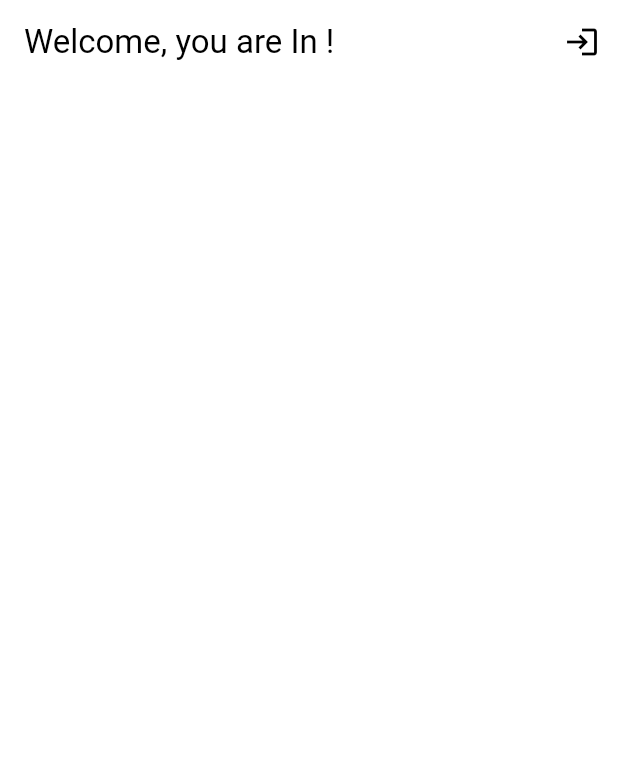
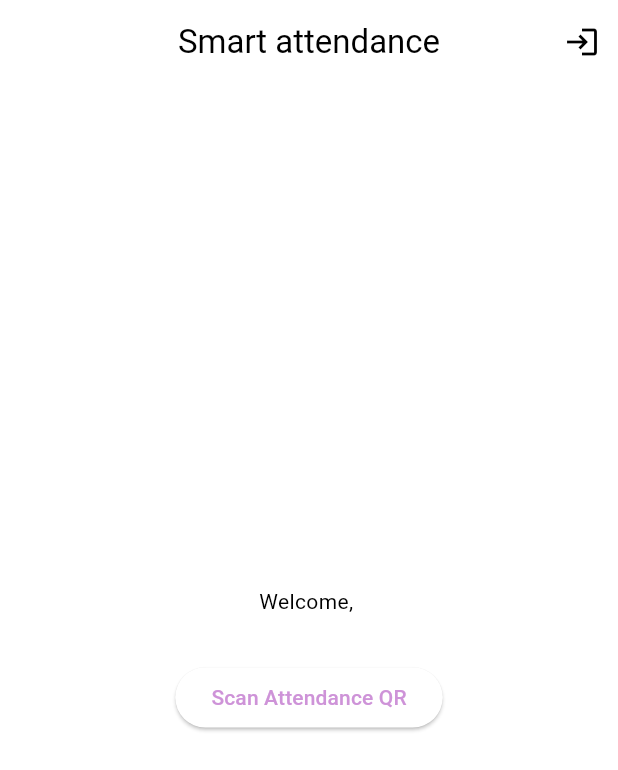
Before and after one commit to abdimannabov/Graduation-Project, a Flutter app: the screen it shows once a user with an empty profile is signed in, on a phone screen of 412 x 824 dp. Shown: the top 770 px of the screen. Run offline on Flutter 3.47's test engine with Material 3 defaults, Android fonts, the light colour scheme and no system bars; our stand-ins replace bloc, cloud_firestore, equatable, firebase_auth, firebase_core, flutter_bloc; missing offline and left inert: qr_code_scanner; accounts and stored records are empty.

Commit message:
Added basic QR scanner

```diff
--- a/lib/app_view.dart
+++ b/lib/app_view.dart
@@ -4,6 +4,7 @@ import 'blocs/authentication_bloc/authentication_bloc.dart';
 import 'blocs/sign_in_bloc/sign_in_bloc.dart';
 import 'screens/auth/welcome_screen.dart';
 import 'screens/home/home_screen.dart';
+import 'screens/scan_screen.dart';
 
 class MyAppView extends StatelessWidget {
   const MyAppView({super.key});
@@ -11,6 +12,10 @@ class MyAppView extends StatelessWidget {
   @override
   Widget build(BuildContext context) {
     return MaterialApp(
+      initialRoute: '/',
+      routes: {
+        '/scan': (context) => const ScanScreen(),
+      },
       debugShowCheckedModeBanner: false,
       title: 'Firebase Auth',
       theme: ThemeData(
--- a/lib/screens/home/home_screen.dart
+++ b/lib/screens/home/home_screen.dart
@@ -1,3 +1,5 @@
+import 'package:firebase_auth/firebase_auth.dart';
+import 'package:firebase_core/firebase_core.dart';
 import 'package:flutter/cupertino.dart';
 import 'package:flutter/material.dart';
 import 'package:flutter_bloc/flutter_bloc.dart';
@@ -8,9 +10,12 @@ class HomeScreen extends StatelessWidget {
 
   @override
   Widget build(BuildContext context) {
+    final user = FirebaseAuth.instance.currentUser;
+
     return Scaffold(
       appBar: AppBar(
-        title: const Text('Welcome, you are In !'),
+        title: const Text('Smart attendance'),
+        centerTitle: true,
         actions: [
           IconButton(
             onPressed: () {
@@ -20,6 +25,21 @@ class HomeScreen extends StatelessWidget {
           ),
         ],
       ),
+      body: Center(
+        child: Column(
+          mainAxisAlignment: MainAxisAlignment.center,
+          children: [
+            Text('Welcome, ${user?.email ?? "User"}'),
+            const SizedBox(height: 30),
+            ElevatedButton(
+              onPressed: () {
+                Navigator.pushNamed(context, '/scan');
+              },
+              child: const Text('Scan Attendance QR'),
+            ),
+          ],
+        ),
+      ),
     );
   }
 }
```
Also changed, not shown: lib/screens/scan_screen.dart (added, +90 -0 lines).
